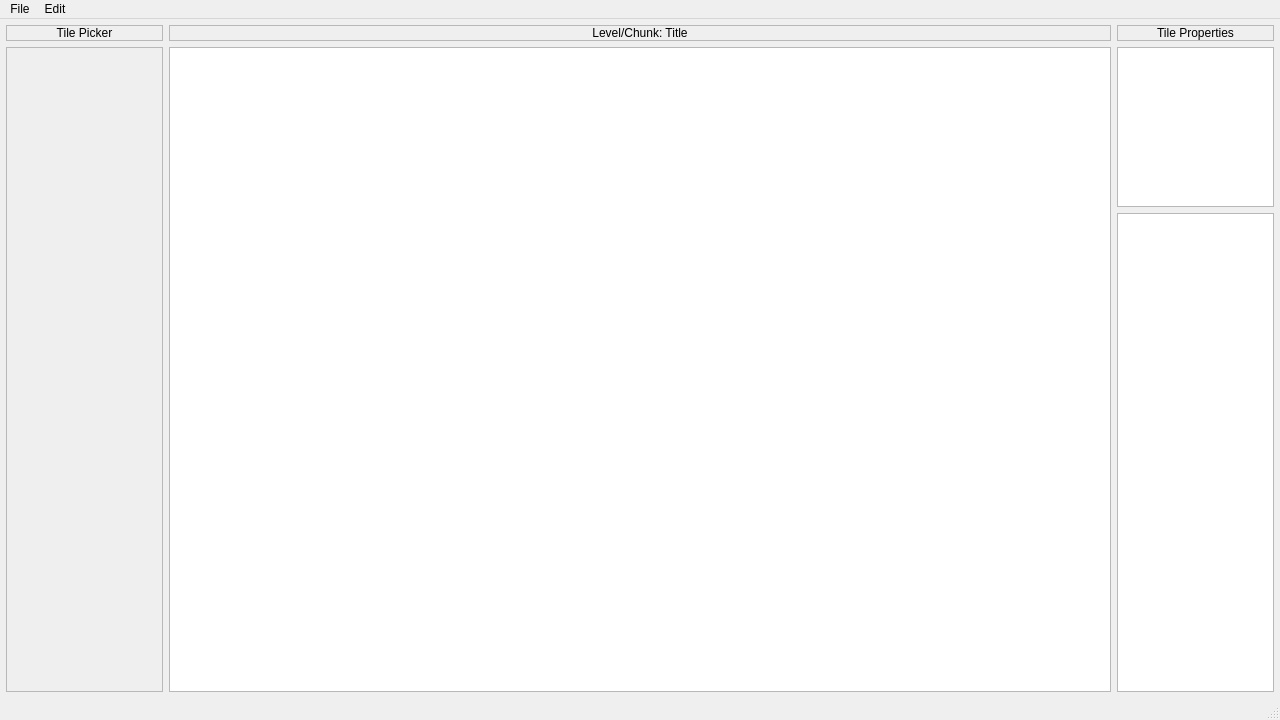
The window that caspian.ui (garrdbyrd/MonoGame-Level-Editor) describes before a commit, drawn with Qt 5.
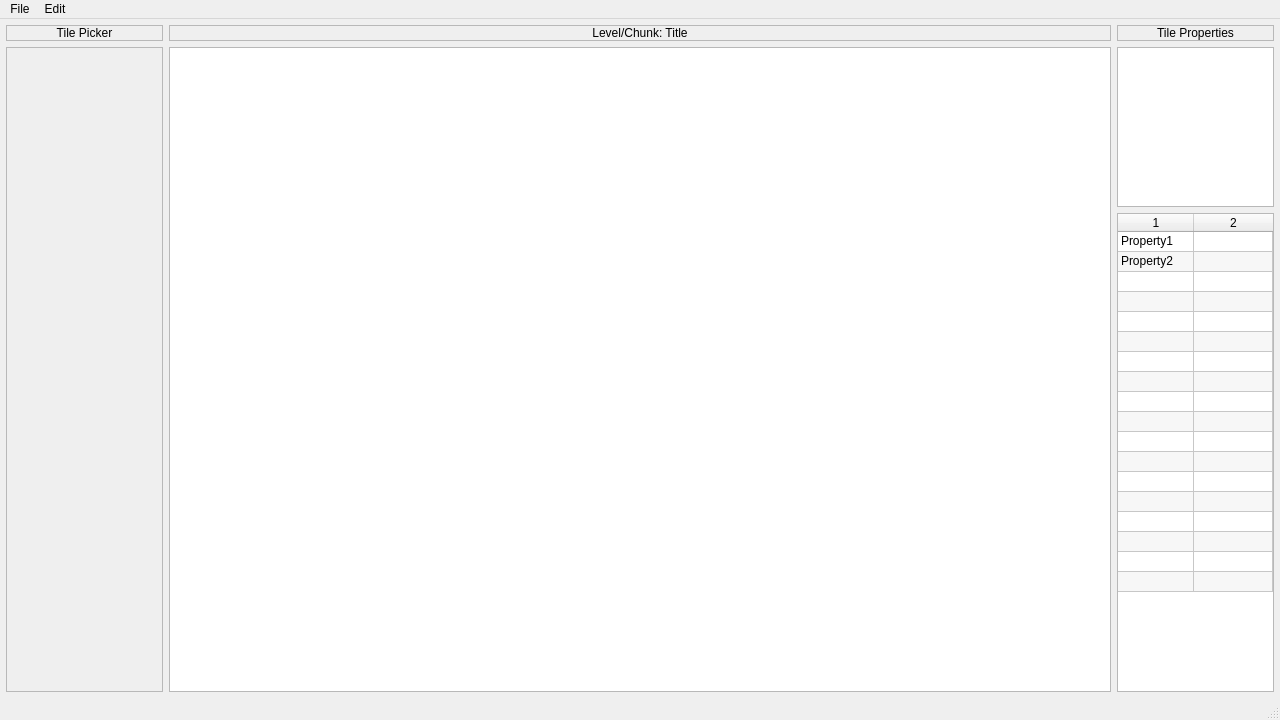
The same window after the commit.

The edit to the form file:
```diff
--- a/caspian.ui
+++ b/caspian.ui
@@ -146,9 +146,81 @@
           </item>
           <item>
            <widget class="QTableWidget" name="selectedProperties">
+            <property name="autoFillBackground">
+             <bool>false</bool>
+            </property>
             <property name="frameShadow">
              <enum>QFrame::Raised</enum>
             </property>
+            <property name="alternatingRowColors">
+             <bool>true</bool>
+            </property>
+            <property name="rowCount">
+             <number>18</number>
+            </property>
+            <property name="columnCount">
+             <number>2</number>
+            </property>
+            <attribute name="horizontalHeaderVisible">
+             <bool>true</bool>
+            </attribute>
+            <attribute name="horizontalHeaderMinimumSectionSize">
+             <number>76</number>
+            </attribute>
+            <attribute name="horizontalHeaderDefaultSectionSize">
+             <number>76</number>
+            </attribute>
+            <attribute name="horizontalHeaderHighlightSections">
+             <bool>true</bool>
+            </attribute>
+            <attribute name="horizontalHeaderStretchLastSection">
+             <bool>true</bool>
+            </attribute>
+            <attribute name="verticalHeaderVisible">
+             <bool>false</bool>
+            </attribute>
+            <attribute name="verticalHeaderMinimumSectionSize">
+             <number>20</number>
+            </attribute>
+            <attribute name="verticalHeaderDefaultSectionSize">
+             <number>20</number>
+            </attribute>
+            <attribute name="verticalHeaderHighlightSections">
+             <bool>false</bool>
+            </attribute>
+            <attribute name="verticalHeaderStretchLastSection">
+             <bool>false</bool>
+            </attribute>
+            <row/>
+            <row/>
+            <row/>
+            <row/>
+            <row/>
+            <row/>
+            <row/>
+            <row/>
+            <row/>
+            <row/>
+            <row/>
+            <row/>
+            <row/>
+            <row/>
+            <row/>
+            <row/>
+            <row/>
+            <row/>
+            <column/>
+            <column/>
+            <item row="0" column="0">
+             <property name="text">
+              <string>Property1</string>
+             </property>
+            </item>
+            <item row="1" column="0">
+             <property name="text">
+              <string>Property2</string>
+             </property>
+            </item>
            </widget>
           </item>
          </layout>
```
